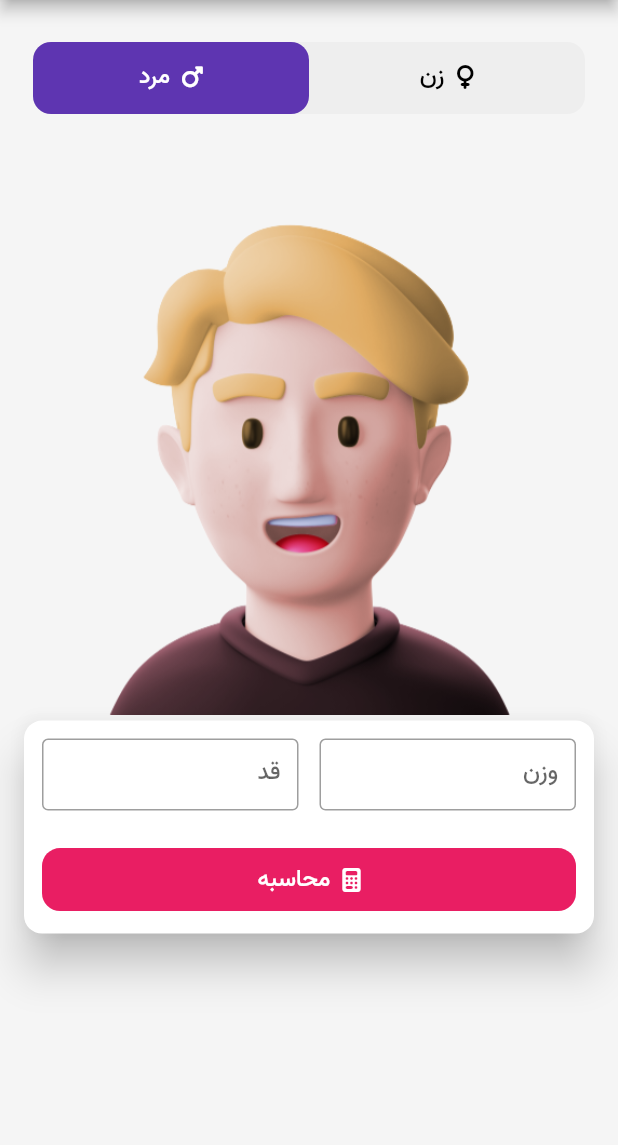
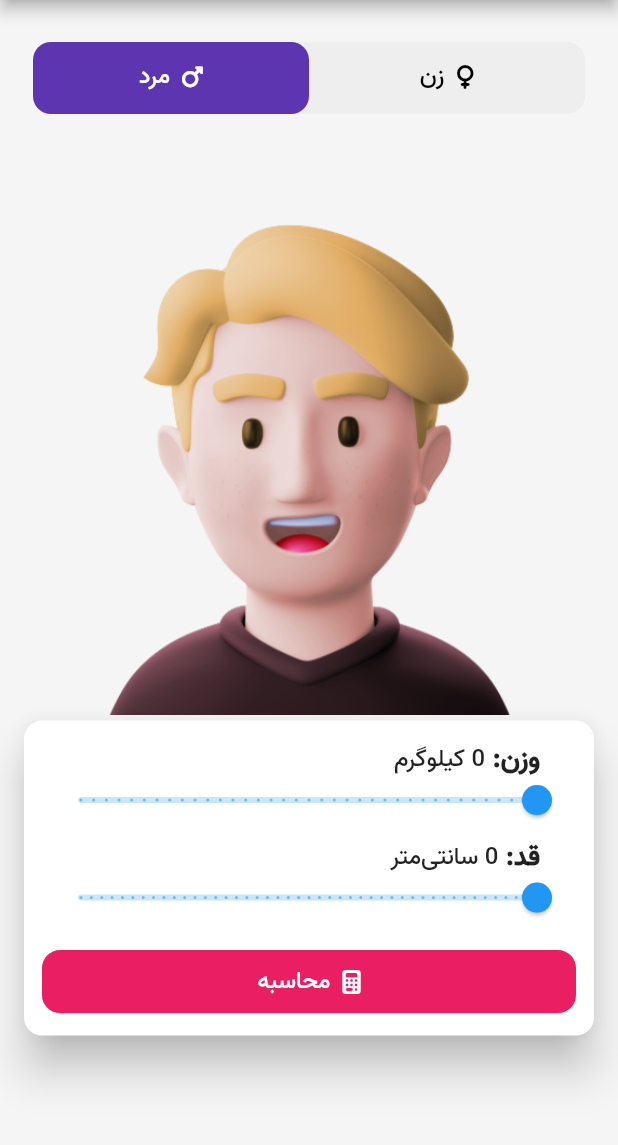
Before and after one commit to ariaramin/bmi_calculator, a Flutter app: the screen it shows after launch, on a phone screen of 412 x 824 dp, the part 84-1229 px from its top. Run offline on Flutter 3.47's test engine with Material 2 defaults, Android fonts, the phone set to English and light mode, and no system bars; our stand-ins replace font_awesome_flutter, hexcolor.

Commit message:
some calculating bugs were fixed

```diff
--- a/lib/main.dart
+++ b/lib/main.dart
@@ -1,9 +1,5 @@
-import 'package:bmi_calculator/constants/constants.dart';
 import 'package:bmi_calculator/screens/HomeScreen.dart';
-import 'package:bmi_calculator/tabViews/MaleTabView.dart';
-import 'package:bmi_calculator/tabViews/WomanTabView.dart';
 import 'package:flutter/material.dart';
-import 'package:font_awesome_flutter/font_awesome_flutter.dart';
 
 void main() {
   runApp(Application());
--- a/lib/tabViews/MaleTabView.dart
+++ b/lib/tabViews/MaleTabView.dart
@@ -1,6 +1,6 @@
 import 'package:bmi_calculator/constants/constants.dart';
+import 'package:bmi_calculator/widgets/SlidersWidget.dart';
 import 'package:flutter/material.dart';
-import '../widgets/InputsWidget.dart';
 
 class ManTabView extends StatelessWidget {
   const ManTabView({super.key});
@@ -17,7 +17,7 @@ class ManTabView extends StatelessWidget {
             image: AssetImage("images/man.png"),
           ),
         ),
-        InputsWidget(primaryColor),
+        SlidersWidget(primaryColor),
       ],
     );
   }
--- a/lib/tabViews/WomanTabView.dart
+++ b/lib/tabViews/WomanTabView.dart
@@ -1,6 +1,6 @@
 import 'package:bmi_calculator/constants/constants.dart';
+import 'package:bmi_calculator/widgets/SlidersWidget.dart';
 import 'package:flutter/material.dart';
-import '../widgets/InputsWidget.dart';
 
 class WomanTabView extends StatelessWidget {
   const WomanTabView({super.key});
@@ -17,7 +17,7 @@ class WomanTabView extends StatelessWidget {
             image: AssetImage("images/woman.png"),
           ),
         ),
-        InputsWidget(primaryColor),
+        SlidersWidget(primaryColor),
       ],
     );
   }
--- a/lib/widgets/InputsWidget.dart
+++ /dev/null
@@ -1,165 +0,0 @@
-import 'package:bmi_calculator/screens/ResultScreen.dart';
-import 'package:flutter/material.dart';
-import 'package:font_awesome_flutter/font_awesome_flutter.dart';
-
-class InputsWidget extends StatelessWidget {
-  final Color _primaryColor;
-  InputsWidget(this._primaryColor, {super.key});
-
-  final _weightController = TextEditingController();
-  final _heightController = TextEditingController();
-
-  var _resultText = "";
-  var _adviceTitle = "";
-  var _adviceList = [];
-
-  @override
-  Widget build(BuildContext context) {
-    return Padding(
-      padding: const EdgeInsets.symmetric(
-        horizontal: 12,
-      ),
-      child: Card(
-        elevation: 12,
-        shape: RoundedRectangleBorder(
-          borderRadius: BorderRadius.all(
-            Radius.circular(12),
-          ),
-        ),
-        child: Padding(
-          padding: const EdgeInsets.all(12),
-          child: Column(
-            children: [
-              _getInputs(),
-              SizedBox(
-                height: 22,
-              ),
-              TextButton(
-                onPressed: () {
-                  var resultBMI = _calculateBMI();
-                  _setAdvices(resultBMI);
-                  Navigator.push(
-                    context,
-                    MaterialPageRoute(builder: (BuildContext context) {
-                      return ResultScreen(
-                        resultBMI,
-                        _resultText,
-                        _adviceTitle,
-                      );
-                    }),
-                  );
-                },
-                style: TextButton.styleFrom(
-                  foregroundColor: Colors.white,
-                  backgroundColor: _primaryColor,
-                  shape: RoundedRectangleBorder(
-                    borderRadius: BorderRadius.all(
-                      Radius.circular(12),
-                    ),
-                  ),
-                ),
-                child: Row(
-                  mainAxisAlignment: MainAxisAlignment.center,
-                  children: [
-                    Text(
-                      "محاسبه",
-                      style: TextStyle(
-                        fontSize: 16,
-                      ),
-                    ),
-                    SizedBox(
-                      width: 8,
-                    ),
-                    FaIcon(
-                      FontAwesomeIcons.calculator,
-                      size: 16,
-                    ),
-                  ],
-                ),
-              ),
-            ],
-          ),
-        ),
-      ),
-    );
-  }
-
-  Widget _getInputs() {
-    return Row(
-      children: [
-        _getTextFormField(
-          "قد",
-          "سانتی‌متر",
-          _heightController,
-        ),
-        SizedBox(
-          width: 14,
-        ),
-        _getTextFormField(
-          "وزن",
-          "کیلوگرم",
-          _weightController,
-        ),
-      ],
-    );
-  }
-
-  Widget _getTextFormField(
-    String label,
-    String suffix,
-    TextEditingController controller,
-  ) {
-    return Theme(
-      data: ThemeData(
-        fontFamily: "vazir",
-        colorScheme: ThemeData().colorScheme.copyWith(
-              primary: _primaryColor,
-            ),
-      ),
-      child: Expanded(
-        child: Container(
-          height: 48,
-          child: Directionality(
-            textDirection: TextDirection.rtl,
-            child: TextFormField(
-              controller: controller,
-              cursorColor: _primaryColor,
-              keyboardType: TextInputType.number,
-              decoration: InputDecoration(
-                labelText: label,
-                border: OutlineInputBorder(),
-                suffixText: suffix,
-                suffixStyle: TextStyle(
-                  color: Colors.black,
-                ),
-              ),
-            ),
-          ),
-        ),
-      ),
-    );
-  }
-
-  double _calculateBMI() {
-    final weight = double.parse(_weightController.text);
-    final height = double.parse(_heightController.text);
-
-    final heightToMeter = (height / 100);
-    var resultBMI = weight / (heightToMeter * heightToMeter);
-
-    return resultBMI;
-  }
-
-  void _setAdvices(double bmi) {
-    if (bmi > 25) {
-      _resultText = 'اضافه وزن';
-      _adviceTitle = "کاهش وزن";
-    } else if (bmi >= 18.5 && bmi <= 25) {
-      _resultText = 'نرمال';
-      _adviceTitle = "حفظ سلامت";
-    } else {
-      _resultText = 'کم‌تر از حد نرمال';
-      _adviceTitle = "افزایش وزن";
-    }
-  }
-}
--- /dev/null
+++ b/lib/widgets/SlidersWidget.dart
@@ -0,0 +1,211 @@
+import 'package:flutter/material.dart';
+import 'package:font_awesome_flutter/font_awesome_flutter.dart';
+
+import '../screens/ResultScreen.dart';
+
+class SlidersWidget extends StatefulWidget {
+  final Color _primaryColor;
+  const SlidersWidget(this._primaryColor, {super.key});
+
+  @override
+  State<SlidersWidget> createState() => _SlidersWidgetState(_primaryColor);
+}
+
+class _SlidersWidgetState extends State<SlidersWidget> {
+  final Color _primaryColor;
+  _SlidersWidgetState(this._primaryColor);
+
+  double _weightValue = 0;
+  double _heightValue = 0;
+
+  var _resultText = "";
+  var _adviceTitle = "";
+  var _adviceList = [];
+
+  @override
+  Widget build(BuildContext context) {
+    return Padding(
+      padding: const EdgeInsets.symmetric(
+        horizontal: 12,
+      ),
+      child: Card(
+        elevation: 12,
+        shape: RoundedRectangleBorder(
+          borderRadius: BorderRadius.all(
+            Radius.circular(12),
+          ),
+        ),
+        child: Padding(
+          padding: const EdgeInsets.all(12),
+          child: Column(
+            children: [
+              _getSliders(),
+              SizedBox(
+                height: 20,
+              ),
+              TextButton(
+                onPressed: () {
+                  if (_weightValue > 0 && _heightValue > 0) {
+                    var resultBMI = _calculateBMI();
+                    _setAdvices(resultBMI);
+
+                    Navigator.push(
+                      context,
+                      MaterialPageRoute(builder: (BuildContext context) {
+                        return ResultScreen(
+                          resultBMI,
+                          _resultText,
+                          _adviceTitle,
+                        );
+                      }),
+                    );
+                  }
+                },
+                style: TextButton.styleFrom(
+                  foregroundColor: Colors.white,
+                  backgroundColor: _primaryColor,
+                  shape: RoundedRectangleBorder(
+                    borderRadius: BorderRadius.all(
+                      Radius.circular(12),
+                    ),
+                  ),
+                ),
+                child: Row(
+                  mainAxisAlignment: MainAxisAlignment.center,
+                  children: [
+                    Text(
+                      "محاسبه",
+                      style: TextStyle(
+                        fontSize: 16,
+                      ),
+                    ),
+                    SizedBox(
+                      width: 8,
+                    ),
+                    FaIcon(
+                      FontAwesomeIcons.calculator,
+                      size: 16,
+                    ),
+                  ],
+                ),
+              ),
+            ],
+          ),
+        ),
+      ),
+    );
+  }
+
+  Widget _getSliders() {
+    return Column(
+      children: [
+        Padding(
+          padding: EdgeInsets.symmetric(horizontal: 24),
+          child: Row(
+            mainAxisAlignment: MainAxisAlignment.end,
+            crossAxisAlignment: CrossAxisAlignment.center,
+            children: [
+              Text(
+                "${_weightValue.round()} کیلوگرم",
+                textDirection: TextDirection.rtl,
+                style: TextStyle(
+                  fontSize: 16,
+                ),
+              ),
+              Text(
+                " :وزن",
+                style: TextStyle(
+                  fontSize: 18,
+                  fontWeight: FontWeight.bold,
+                ),
+              ),
+            ],
+          ),
+        ),
+        Directionality(
+          textDirection: TextDirection.rtl,
+          child: Container(
+            height: 24,
+            child: Slider(
+              value: _weightValue,
+              min: 0,
+              max: 180,
+              divisions: 36,
+              onChanged: (value) {
+                setState(() {
+                  _weightValue = value;
+                });
+              },
+            ),
+          ),
+        ),
+        SizedBox(
+          height: 12,
+        ),
+        Padding(
+          padding: EdgeInsets.symmetric(horizontal: 24),
+          child: Row(
+            mainAxisAlignment: MainAxisAlignment.end,
+            crossAxisAlignment: CrossAxisAlignment.center,
+            children: [
+              Text(
+                "${_heightValue.round()} سانتی‌متر",
+                textDirection: TextDirection.rtl,
+                style: TextStyle(
+                  fontSize: 16,
+                ),
+              ),
+              Text(
+                " :قد",
+                style: TextStyle(
+                  fontSize: 18,
+                  fontWeight: FontWeight.bold,
+                ),
+              ),
+            ],
+          ),
+        ),
+        Directionality(
+          textDirection: TextDirection.rtl,
+          child: Container(
+            height: 24,
+            child: Slider(
+              value: _heightValue,
+              min: 0,
+              max: 220,
+              divisions: 44,
+              onChanged: (value) {
+                setState(() {
+                  _heightValue = value;
+                });
+              },
+            ),
+          ),
+        ),
+      ],
+    );
+  }
+
+  double _calculateBMI() {
+    var heightToMeter = (_heightValue / 100);
+    if (heightToMeter <= 0.1) {
+      heightToMeter *= 10;
+    }
+    var resultBMI = _weightValue / (heightToMeter * heightToMeter);
+
+    return resultBMI;
+  }
+
+  void _setAdvices(double bmi) {
+    if (bmi > 25) {
+      _resultText = 'اضافه وزن';
+      _adviceTitle = "کاهش وزن";
+    } else if (bmi >= 18.5 && bmi <= 25) {
+      _resultText = 'نرمال';
+      _adviceTitle = "حفظ سلامت";
+    } else {
+      _resultText = 'کمبود وزن';
+      _adviceTitle = "افزایش وزن";
+    }
+  }
+}
```
Also changed, not shown: lib/screens/ResultScreen.dart (+53 -13 lines).
